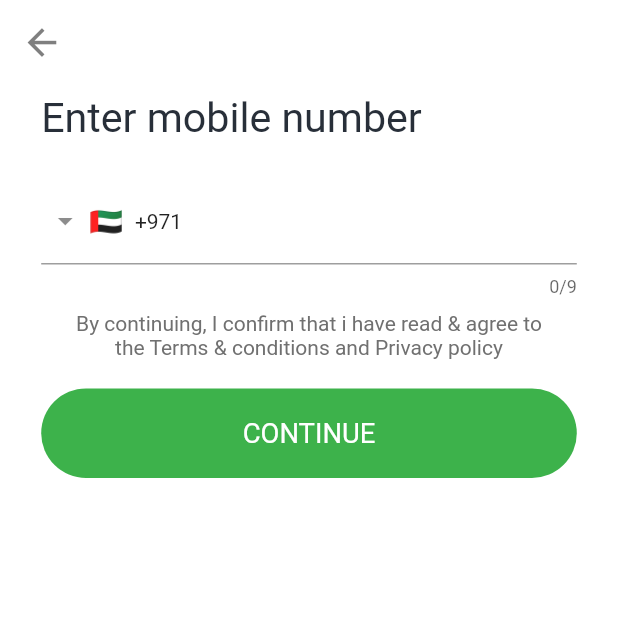
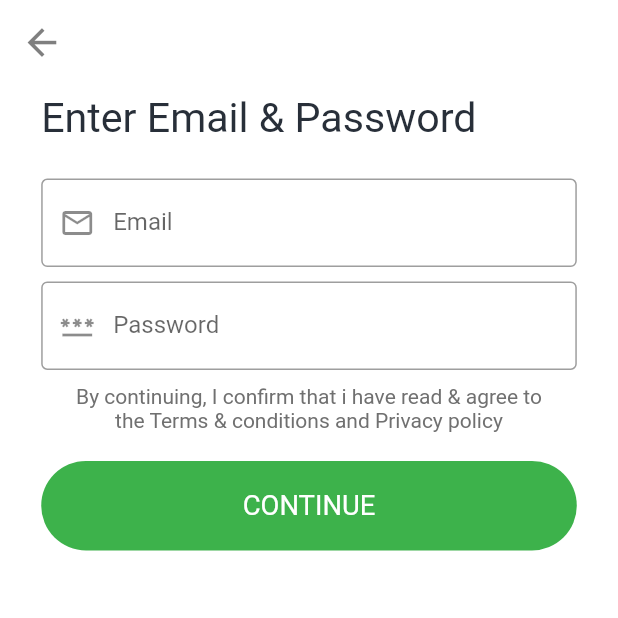
Before and after one commit to MhMahdi94/taxi_app, a Flutter app: the screen it shows after launch, after a tap on "SIGN UP", on a phone screen of 412 x 824 dp, the top half of it. Run offline on Flutter 3.47's test engine with Material 2 defaults, Android fonts, the phone set to English and light mode, and no system bars; drawn by our look-alikes of intl_phone_field; our stand-ins replace awesome_snackbar_content, firebase_auth, firebase_core, flutter_bloc, flutter_screenutil, flutter_spinkit and 1 more; accounts and stored records are empty.

Commit message:
firebase auth/ signup function

```diff
--- /dev/null
+++ b/lib/helpers/firebase_auth_helper.dart
@@ -0,0 +1,3 @@
+import 'package:firebase_auth/firebase_auth.dart';
+
+class FirebaseAuthHelper {}
--- a/lib/main.dart
+++ b/lib/main.dart
@@ -1,9 +1,19 @@
+import 'package:firebase_auth/firebase_auth.dart';
 import 'package:flutter/material.dart';
+import 'package:flutter_bloc/flutter_bloc.dart';
 import 'package:flutter_screenutil/flutter_screenutil.dart';
+import 'package:taxi_application/modules/auth/cubit/cubit.dart';
 import 'package:taxi_application/modules/splash/splash_screen.dart';
 import 'package:taxi_application/shared/theme.dart';
+import 'package:firebase_core/firebase_core.dart';
+import 'firebase_options.dart';
 
-void main() {
+void main() async {
+  WidgetsFlutterBinding.ensureInitialized();
+  await Firebase.initializeApp(
+    options: DefaultFirebaseOptions.currentPlatform,
+  );
+
   runApp(const MyApp());
 }
 
@@ -13,20 +23,27 @@ class MyApp extends StatelessWidget {
   // This widget is the root of your application.
   @override
   Widget build(BuildContext context) {
-    return ScreenUtilInit(
+    return MultiBlocProvider(
+      providers: [
+        BlocProvider(
+          create: (BuildContext context) => AuthCubit(),
+        ),
+      ],
+      child: ScreenUtilInit(
         designSize: const Size(360, 690),
         minTextAdapt: true,
         splitScreenMode: true,
         builder: (context, child) {
           return MaterialApp(
             debugShowCheckedModeBanner: false,
-          title: 'First Method',
+            title: 'Taxi App',
             // You can use the library anywhere in the app even in theme
             theme: appTheme,
             home: child,
           );
         },
         child: const SplashScreen(),
+      ),
     );
   }
 }
--- /dev/null
+++ b/lib/modules/auth/cubit/cubit.dart
@@ -0,0 +1,30 @@
+import 'package:firebase_auth/firebase_auth.dart';
+import 'package:flutter_bloc/flutter_bloc.dart';
+import 'package:taxi_application/modules/auth/cubit/states.dart';
+
+class AuthCubit extends Cubit<AuthStates> {
+  AuthCubit() : super(AuthInitialState());
+  static AuthCubit get(context) => BlocProvider.of(context);
+
+  FirebaseAuth firebaseAuth = FirebaseAuth.instance;
+  UserCredential? userCredential;
+
+  bool signUpLoading = false;
+  Future<void> signUpWithEmailAndPwd(String email, String password) async {
+    signUpLoading = true;
+    emit(AuthSignUpLoadingState());
+
+    firebaseAuth
+        .createUserWithEmailAndPassword(email: email, password: password)
+        .then((value) {
+      userCredential = value;
+      signUpLoading = false;
+      emit(AuthSignUpSuccessState());
+    }).catchError((error) {
+      print(error.toString());
+      emit(AuthSignUpFailureState(error.toString()));
+    });
+
+    print(userCredential);
+  }
+}
--- /dev/null
+++ b/lib/modules/auth/cubit/states.dart
@@ -0,0 +1,13 @@
+abstract class AuthStates {}
+
+class AuthInitialState extends AuthStates {}
+
+class AuthSignUpLoadingState extends AuthStates {}
+
+class AuthSignUpSuccessState extends AuthStates {}
+
+class AuthSignUpFailureState extends AuthStates {
+  final String? error;
+
+  AuthSignUpFailureState(this.error);
+}
--- a/lib/modules/auth/signup_screen.dart
+++ b/lib/modules/auth/signup_screen.dart
@@ -1,9 +1,14 @@
+import 'package:awesome_snackbar_content/awesome_snackbar_content.dart';
 import 'package:flutter/material.dart';
 import 'package:flutter/src/widgets/framework.dart';
 import 'package:flutter/src/widgets/placeholder.dart';
+import 'package:flutter_bloc/flutter_bloc.dart';
 import 'package:flutter_screenutil/flutter_screenutil.dart';
 import 'package:intl_phone_field/intl_phone_field.dart';
+import 'package:taxi_application/modules/auth/cubit/cubit.dart';
+import 'package:taxi_application/modules/auth/cubit/states.dart';
 import 'package:taxi_application/modules/auth/otp_screen.dart';
+import 'package:taxi_application/modules/auth/signin_screen.dart';
 import 'package:taxi_application/shared/colors.dart';
 import 'package:taxi_application/shared/components.dart';
 import 'package:taxi_application/shared/functions.dart';
@@ -14,7 +19,54 @@ class SignUpScreen extends StatelessWidget {
   @override
   Widget build(BuildContext context) {
     var formKey = GlobalKey<FormState>();
-    TextEditingController numberController = TextEditingController();
+    TextEditingController emailController = TextEditingController();
+    TextEditingController passwordController = TextEditingController();
+    return BlocConsumer<AuthCubit, AuthStates>(
+      listener: (context, state) {
+        // TODO: implement listener
+        if (state is AuthSignUpFailureState) {
+          final snackBar = SnackBar(
+            /// need to set following properties for best effect of awesome_snackbar_content
+            elevation: 0,
+            behavior: SnackBarBehavior.floating,
+            backgroundColor: Colors.transparent,
+            content: AwesomeSnackbarContent(
+              title: 'Error!',
+              message: state.error!,
+
+              /// change contentType to ContentType.success, ContentType.warning or ContentType.help for variants
+              contentType: ContentType.failure,
+            ),
+          );
+
+          ScaffoldMessenger.of(context)
+            ..hideCurrentSnackBar()
+            ..showSnackBar(snackBar);
+        }
+
+        if (state is AuthSignUpSuccessState) {
+          final snackBar = SnackBar(
+            /// need to set following properties for best effect of awesome_snackbar_content
+            elevation: 0,
+            behavior: SnackBarBehavior.floating,
+            backgroundColor: Colors.transparent,
+            content: AwesomeSnackbarContent(
+              title: 'Oh Hey!!!',
+              message: 'Successful',
+
+              /// change contentType to ContentType.success, ContentType.warning or ContentType.help for variants
+              contentType: ContentType.success,
+            ),
+          );
+
+          ScaffoldMessenger.of(context)
+            ..hideCurrentSnackBar()
+            ..showSnackBar(snackBar);
+          navigateTo(context, SignInScreen());
+        }
+      },
+      builder: (context, state) {
+        AuthCubit authCubit = AuthCubit.get(context);
         return Scaffold(
           appBar: AppBar(),
           body: Padding(
@@ -28,7 +80,7 @@ class SignUpScreen extends StatelessWidget {
                     height: 6.h,
                   ),
                   Text(
-                'Enter mobile number',
+                    'Enter Email & Password',
                     style: TextStyle(
                       fontSize: 24.sp,
                       color: textColor,
@@ -37,29 +89,61 @@ class SignUpScreen extends StatelessWidget {
                   SizedBox(
                     height: 20.h,
                   ),
-              IntlPhoneField(
-                controller: numberController,
-                decoration: InputDecoration(
-                    contentPadding: EdgeInsets.symmetric(vertical: 16.h)
-                    //labelText: 'Phone Number',
-                    // border: Border(
-                    //   bottom: BorderSide.none,
-                    //   top: BorderSide.none,
-                    //   right: BorderSide.none,
-                    //   left: BorderSide.none,
+                  // IntlPhoneField(
+                  //   controller: numberController,
+                  //   decoration: InputDecoration(
+                  //       contentPadding: EdgeInsets.symmetric(vertical: 16.h)
+                  //       //labelText: 'Phone Number',
+                  //       // border: Border(
+                  //       //   bottom: BorderSide.none,
+                  //       //   top: BorderSide.none,
+                  //       //   right: BorderSide.none,
+                  //       //   left: BorderSide.none,
+                  //       // ),
+                  //       ),
+                  //   initialCountryCode: 'AE',
+                  //   validator: (value) {
+                  //     if (value.toString().isEmpty) {
+                  //       return 'Mobile Number is Required Field';
+                  //     }
+                  //     return null;
+                  //   },
+                  //   onChanged: (phone) {
+                  //     print(phone.completeNumber);
+                  //   },
                   // ),
-                    ),
-                initialCountryCode: 'AE',
+                  AppTextForm(
+                      controller: emailController,
+                      textInputType: TextInputType.emailAddress,
+                      label: 'Email',
                       validator: (value) {
                         if (value.toString().isEmpty) {
-                    return 'Mobile Number is Required Field';
+                          return 'Email is Required Field';
+                        }
+                        bool emailValid = RegExp(
+                                r'^.+@[a-zA-Z]+\.{1}[a-zA-Z]+(\.{0,1}[a-zA-Z]+)$')
+                            .hasMatch(value!);
+                        print(emailValid);
+                        if (!emailValid) {
+                          return 'Email is invalid';
                         }
                         return null;
                       },
-                onChanged: (phone) {
-                  print(phone.completeNumber);
+                      iconData: Icons.email_outlined),
+                  SizedBox(
+                    height: 8.h,
+                  ),
+                  AppTextForm(
+                      controller: passwordController,
+                      label: 'Password',
+                      obsecureText: true,
+                      validator: (value) {
+                        if (value.toString().isEmpty) {
+                          return 'Password is Required Field';
+                        }
+                        return null;
                       },
-              ),
+                      iconData: Icons.password_outlined),
                   SizedBox(
                     height: 8.h,
                   ),
@@ -81,7 +165,11 @@ class SignUpScreen extends StatelessWidget {
                     onTap: () {
                       if (formKey.currentState!.validate()) {
                         // process charge
-                    navigateTo(context, const OTP_screen());
+                        //navigateTo(context, const OTP_screen());
+                        print(emailController.text);
+                        print(passwordController.text);
+                        authCubit.signUpWithEmailAndPwd(
+                            emailController.text, passwordController.text);
                       }
                     },
                   ),
@@ -90,5 +178,7 @@ class SignUpScreen extends StatelessWidget {
             ),
           ),
         );
+      },
+    );
   }
 }
--- a/lib/shared/components.dart
+++ b/lib/shared/components.dart
@@ -75,6 +75,7 @@ class AppTextForm extends StatelessWidget {
     required this.validator,
     this.obsecureText = false,
     required this.iconData,
+    this.textInputType = TextInputType.text,
   });
 
   final TextEditingController controller;
@@ -82,9 +83,11 @@ class AppTextForm extends StatelessWidget {
   final String? Function(String?)? validator;
   final bool? obsecureText;
   final IconData? iconData;
+  final TextInputType textInputType;
   @override
   Widget build(BuildContext context) {
     return TextFormField(
+      keyboardType: textInputType,
       obscureText: obsecureText!,
       decoration: InputDecoration(
           label: Text(label!),
--- a/pubspec.yaml
+++ b/pubspec.yaml
@@ -41,6 +41,9 @@ dependencies:
   flutter_spinkit: ^5.2.0
   intl_phone_field: ^3.1.0
   pinput: ^2.2.31
+  awesome_snackbar_content: ^0.1.3
+  firebase_core: ^2.14.0
+  firebase_auth: ^4.6.3
 dev_dependencies:
   flutter_test:
     sdk: flutter
```
Also changed, not shown: lib/firebase_options.dart (added), pubspec.lock, 10 other files. Lines whose indentation alone changed are shown as unchanged.
